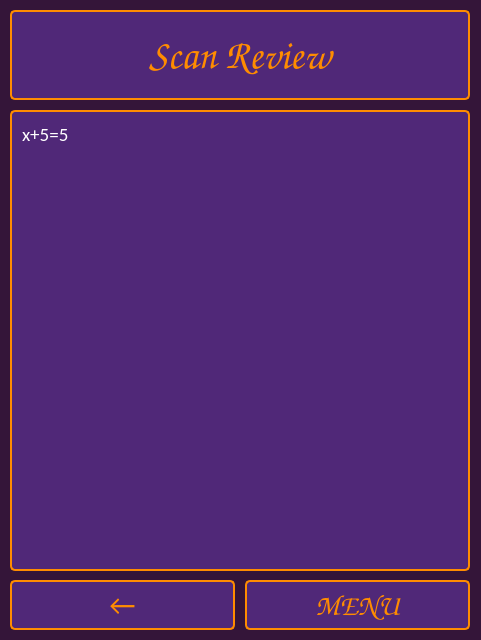
Above: Externals/Qt/ScanReviewWindow.ui from DRBC-Systems/PipinoCosmos before the change. Below: the same form after it.
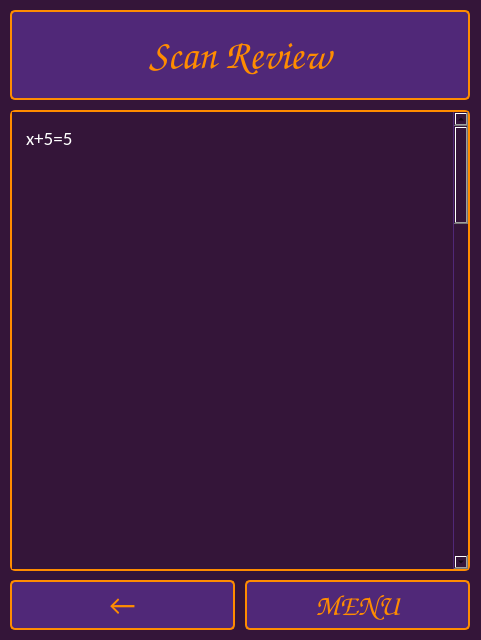
That is the form after the change.

```diff
--- a/Externals/Qt/ScanReviewWindow.ui
+++ b/Externals/Qt/ScanReviewWindow.ui
@@ -63,7 +63,7 @@
      <set>Qt::AlignmentFlag::AlignCenter</set>
     </property>
    </widget>
-   <widget class="QLabel" name="scanReviewLabel">
+   <widget class="QScrollArea" name="scrollArea">
     <property name="geometry">
      <rect>
       <x>10</x>
@@ -72,6 +72,65 @@
       <height>461</height>
      </rect>
     </property>
+    <property name="styleSheet">
+     <string notr="true">QScrollArea {
+    border: 2px solid rgb(255, 140, 0);
+    border-radius: 5px;
+    background-color: rgb(80, 40, 120);
+}
+
+QScrollBar:vertical {
+    border: none;
+    background: rgb(60, 25, 70);
+    width: 12px;
+    border-radius: 6px;
+}
+
+QScrollBar::handle:vertical {
+    background: rgb(255, 140, 0);
+    border-radius: 6px;
+    min-height: 20px;
+}
+
+QScrollBar::handle:vertical:hover {
+    background: rgb(255, 160, 40);
+}
+
+QScrollBar::add-line:vertical, QScrollBar::sub-line:vertical {
+    height: 0px;
+}
+
+QScrollBar::add-page:vertical, QScrollBar::sub-page:vertical {
+    background: none;
+}</string>
+    </property>
+    <property name="widgetResizable">
+     <bool>false</bool>
+    </property>
+    <property name="horizontalScrollBarPolicy">
+     <enum>Qt::ScrollBarAlwaysOff</enum>
+    </property>
+    <property name="verticalScrollBarPolicy">
+     <enum>Qt::ScrollBarAsNeeded</enum>
+    </property>
+    <widget class="QWidget" name="scrollAreaWidgetContents">
+     <property name="geometry">
+      <rect>
+       <x>0</x>
+       <y>0</y>
+       <width>441</width>
+       <height>2000</height>
+      </rect>
+     </property>
+     <widget class="QLabel" name="scanReviewLabel">
+      <property name="geometry">
+       <rect>
+        <x>0</x>
+        <y>0</y>
+        <width>441</width>
+        <height>2000</height>
+       </rect>
+      </property>
     <property name="font">
      <font>
       <family>Calibri</family>
@@ -80,11 +139,10 @@
     </property>
     <property name="styleSheet">
      <string notr="true">QLabel {
-    border: 2px solid rgb(255, 140, 0);       /* darker purple border */
-    border-radius: 5px;
-    padding: 6px;
-    color: white;                 /* orange text */
-    background-color: rgb(80, 40, 120);      /* darker purple background */
+    border: none;
+    padding: 10px;
+    color: white;
+    background-color: transparent;
 }</string>
     </property>
     <property name="text">
@@ -93,6 +151,11 @@
     <property name="alignment">
      <set>Qt::AlignmentFlag::AlignLeading|Qt::AlignmentFlag::AlignLeft|Qt::AlignmentFlag::AlignTop</set>
     </property>
+      <property name="wordWrap">
+       <bool>true</bool>
+      </property>
+     </widget>
+    </widget>
    </widget>
    <widget class="QPushButton" name="backButton">
     <property name="geometry">
```
Lines whose indentation alone changed are shown as unchanged.
